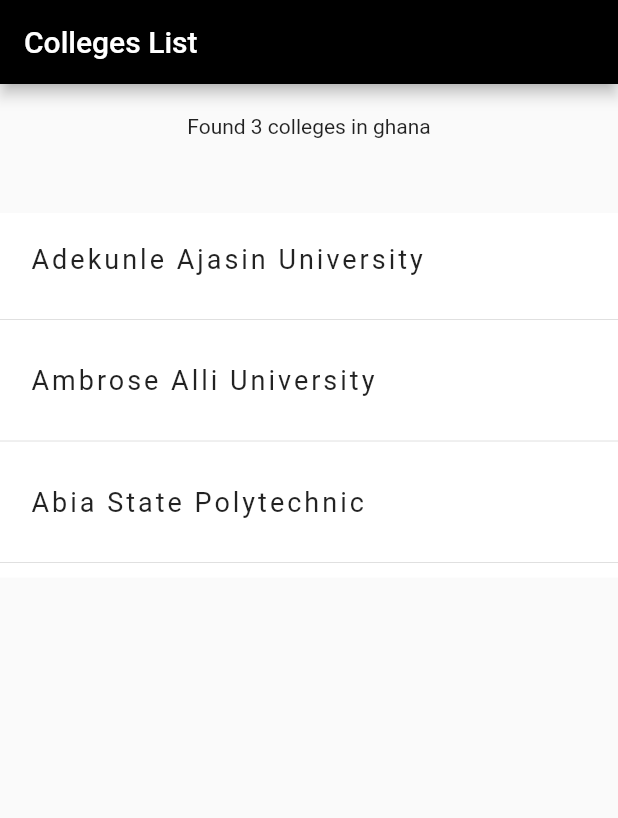
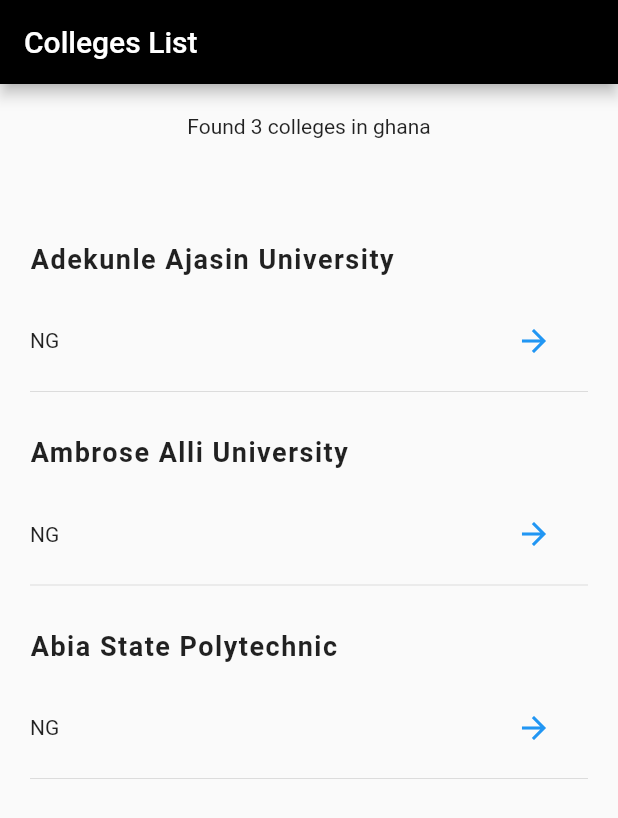
Before and after one commit to danielchukwu/findcollege-app-flutter, a Flutter app: the screen it shows after launch, on a phone screen of 412 x 824 dp. Shown: the top 818 px of the screen. Run offline on Flutter 3.47's test engine with Material 2 defaults, Android fonts, the light colour scheme and no system bars; our stand-ins replace flutter_spinkit; missing offline and left inert: dart:js.

Commit message:
add hyperlink

```diff
--- a/lib/pages/collegeslistscreen.dart
+++ b/lib/pages/collegeslistscreen.dart
@@ -1,4 +1,6 @@
 import 'package:flutter/material.dart';
+import 'package:url_launcher/url_launcher.dart';
+import 'package:url_launcher/url_launcher_string.dart';
 
 class CollegesListScreen extends StatefulWidget {
   const CollegesListScreen({Key? key}) : super(key: key);
@@ -12,21 +14,35 @@
   List colleges = [];
 
   Widget listCardTemplate(college) {
+    final Uri url = Uri.parse(college['domains'][0]);
     return Column(
       crossAxisAlignment: CrossAxisAlignment.stretch,
       children: [
-        Container(
-          child: Padding(
-            padding: EdgeInsets.symmetric(horizontal: 20, vertical: 20),
+        Padding(
+          padding: EdgeInsets.symmetric(horizontal: 0, vertical: 20),
           child: Text(
             college['name'],
             style: const TextStyle(
                 // fontFamily: 'Proxima',
-                  // fontWeight: FontWeight.bold,
+                fontWeight: FontWeight.bold,
                 fontSize: 18,
-                  letterSpacing: 2.0),
+                letterSpacing: 1.0),
           ),
         ),
+        Row(
+          mainAxisAlignment: MainAxisAlignment.spaceBetween,
+          children: [
+            Text(college['alpha_two_code']),
+            InkWell(
+              onTap: () => launchUrl(url),
+              child: TextButton.icon(
+                onPressed: () => launchUrl(url),
+                icon: const Icon(Icons.arrow_forward),
+                label: const Text(''),
+              ),
+            ),
+            // Text(college['web_pages'][0]),
+          ],
         ),
         const Divider(height: 20),
       ],
@@ -75,13 +91,13 @@
         backgroundColor: Colors.black,
       ),
       body: Padding(
-        padding: const EdgeInsets.fromLTRB(0, 20, 0, 0),
+        padding: const EdgeInsets.fromLTRB(20, 20, 20, 0),
         child: Column(
           children: [
             Text('Found ${colleges.length} colleges in $country'),
             const SizedBox(height: 50),
             Container(
-              color: Colors.white,
+              // color: Colors.white,
               child: Column(
                 crossAxisAlignment: CrossAxisAlignment.stretch,
                 children: colleges
--- a/pubspec.yaml
+++ b/pubspec.yaml
@@ -32,6 +32,7 @@
 
   flutter_spinkit: ^5.1.0
   http: ^0.13.4
+  url_launcher: ^6.1.4
 
   # The following adds the Cupertino Icons font to your application.
   # Use with the CupertinoIcons class for iOS style icons.
```
Also changed, not shown: pubspec.lock. Lines whose indentation alone changed are shown as unchanged.
